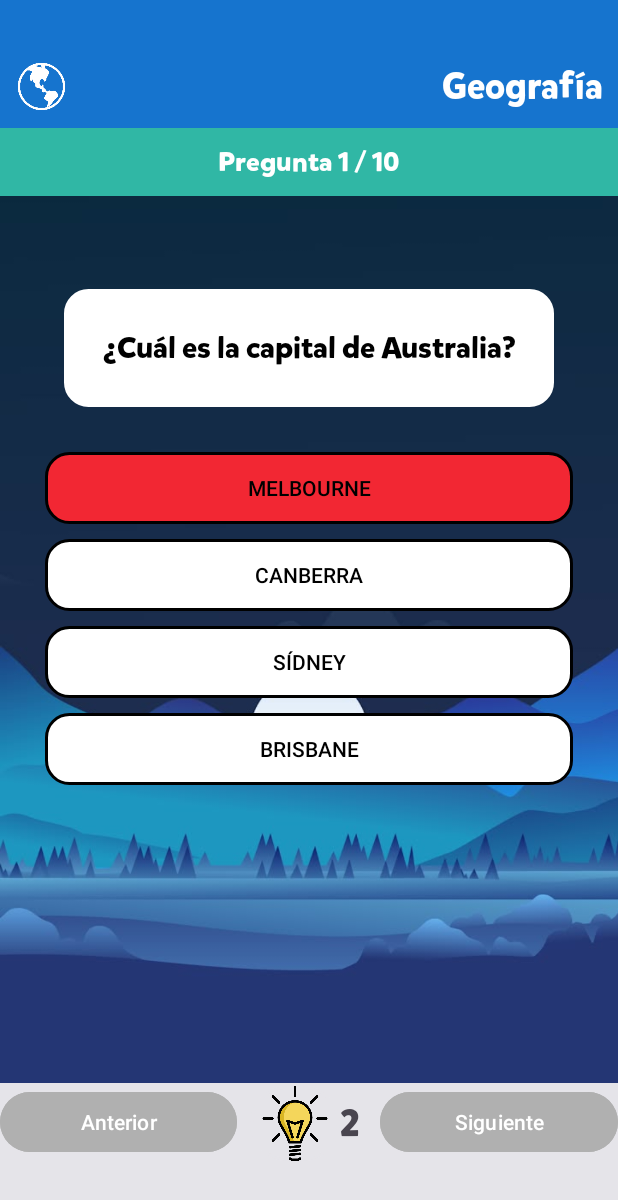
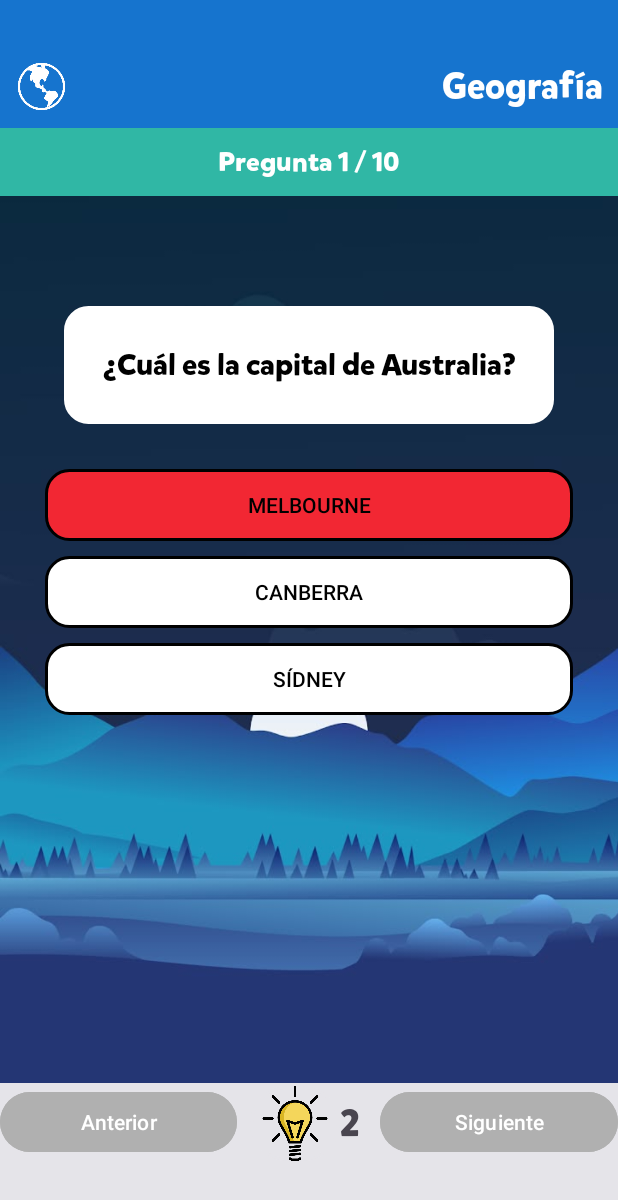
Before and after one commit to Ventthos/QuizApp-Basic, an Android app: the GameScreen screen opened directly, with no data from a screen before it, after a tap on "MELBOURNE", on a phone screen of 412 x 824 dp. Shown: the top 1200 px of the screen. Run offline under Robolectric (Android 15) with nearby library versions, the light colour scheme and no system bars; 3 other taps on this screen came first.

Commit message:
Rachas y delatar tramposos

```diff
--- a/Proyect1/app/src/main/java/com/ventthos/quizzappbasic/GameModel.kt
+++ b/Proyect1/app/src/main/java/com/ventthos/quizzappbasic/GameModel.kt
@@ -160,11 +160,12 @@ class GameModel: ViewModel() {
 
     private var selectedQuestions = listOf<QuestionForScreen>()
     private var currentQuestionIndex = 0
-    private var hintsCuantity = 0
+    private var hintsCuantity = -1
+    private var streak = 0
 
     fun selectQuestions(quantity: Int, numberOfAnswers: Int, category: Category? = null ) {
 
-        if(selectedQuestions.size != 0)
+        if(selectedQuestions.isNotEmpty())
             return
 
         var questionsQuantity = quantity
@@ -192,7 +193,6 @@ class GameModel: ViewModel() {
         selectedQuestions = listOfSelectedQuestions
     }
 
-
     val currentQuestion: QuestionForScreen
         get() = selectedQuestions[currentQuestionIndex]
 
@@ -201,7 +201,10 @@ class GameModel: ViewModel() {
 
     var HintsCuantity: Int
         get() = hintsCuantity
-        set(value) = if (value >= 0) hintsCuantity = value else throw IllegalArgumentException("Numero invalido de pistas")
+        set(value){
+             if (value >= 0) hintsCuantity = value
+            else throw IllegalArgumentException("Numero invalido de pistas")
+        }
 
     fun nextQuestion(){
         currentQuestionIndex = (currentQuestionIndex+1)% selectedQuestions.size
@@ -211,4 +214,19 @@ class GameModel: ViewModel() {
         currentQuestionIndex = (currentQuestionIndex - 1 + selectedQuestions.size)% selectedQuestions.size
     }
 
+    fun addToStreak(isCorrect: Boolean){
+        if(!isCorrect){
+            streak = 0
+            return
+        }
+
+        streak += 1
+        if(streak >=2){
+            hintsCuantity += 1
+            streak = 0
+        }
+    }
+
+
+
 }
--- a/Proyect1/app/src/main/java/com/ventthos/quizzappbasic/GameScreen.kt
+++ b/Proyect1/app/src/main/java/com/ventthos/quizzappbasic/GameScreen.kt
@@ -3,6 +3,7 @@ package com.ventthos.quizzappbasic
 import android.graphics.Color
 import android.os.Bundle
 import android.util.Log
+import android.view.View
 import android.widget.Button
 import android.widget.ImageButton
 import android.widget.ImageView
@@ -31,10 +32,13 @@ class GameScreen : AppCompatActivity() {
     private lateinit var header: LinearLayout
     private lateinit var hintButton: ImageButton
     private lateinit var hintsAvailable: TextView
+    private lateinit var hintInformer: ImageView
 
     private val numberOfQuestions = 10
-    private val answersPerQuestion = 4
-    private val numberOfHints = 3
+    private val answersPerQuestion = 3
+
+    private val maximumOfHints = 3
+    private val numberOfHints = maximumOfHints
 
     override fun onCreate(savedInstanceState: Bundle?) {
         super.onCreate(savedInstanceState)
@@ -52,9 +56,13 @@ class GameScreen : AppCompatActivity() {
         header = findViewById(R.id.header)
         hintButton = findViewById(R.id.hintButton)
         hintsAvailable = findViewById(R.id.hintsAvailable)
+        hintInformer = findViewById(R.id.hintInformer)
+
+        if(quizzAppModel.HintsCuantity == -1){
+            quizzAppModel.HintsCuantity = numberOfHints
+        }
 
         quizzAppModel.selectQuestions(numberOfQuestions, answersPerQuestion)
-        quizzAppModel.HintsCuantity = numberOfHints
 
         prepareField()
         changeQuestion()
@@ -84,6 +92,9 @@ class GameScreen : AppCompatActivity() {
         categoryImage.setImageResource(currentQuestion.question.category.image)
         header.setBackgroundColor(ContextCompat.getColor(this, currentQuestion.question.category.colorCode))
         categoryText.setText(currentQuestion.question.category.categoryText)
+
+        showCheater()
+
         //Cambiar esto por un R string
         questionCounterText.text = "Pregunta ${quizzAppModel.CurrentQuestionIndex+1} / ${numberOfQuestions}"
 
@@ -98,6 +109,14 @@ class GameScreen : AppCompatActivity() {
         changeSylesAnswers()
     }
 
+    fun showCheater(){
+        if(quizzAppModel.currentQuestion.optionsWithHint.isEmpty()){
+            hintInformer.visibility = View.INVISIBLE
+            return
+        }
+        hintInformer.visibility = View.VISIBLE
+    }
+
     fun changeNextQuestion(){
         quizzAppModel.nextQuestion()
         changeQuestion()
@@ -108,12 +127,18 @@ class GameScreen : AppCompatActivity() {
         changeQuestion()
     }
 
-    fun registerAnswer(index: Int){
+    fun registerAnswer(index: Int, hint: Boolean = false){
         if(quizzAppModel.currentQuestion.question.answered)
             return
 
         quizzAppModel.currentQuestion.question.answered = true
         quizzAppModel.currentQuestion.question.answerGottenIndex = index
+
+        if(!hint){
+            quizzAppModel.addToStreak(quizzAppModel.currentQuestion.question.answerIndex == index)
+            hintsAvailable.text = "${quizzAppModel.HintsCuantity}"
+        }
+
         changeSylesAnswers()
     }
 
@@ -123,11 +148,14 @@ class GameScreen : AppCompatActivity() {
             if(optionButton !is Button)
                 return
 
+            optionButton.isEnabled = true
+
             if(optionButton.tag !in quizzAppModel.currentQuestion.optionsWithHint){
                 optionButton.setBackgroundResource(R.drawable.rounded_layer_container)
                 continue
             }
             optionButton.setBackgroundResource(R.drawable.rounded_layer_container_gray)
+            optionButton.isEnabled = false
         }
 
         if(!quizzAppModel.currentQuestion.question.answered)
@@ -156,13 +184,14 @@ class GameScreen : AppCompatActivity() {
         currentQuestion.optionsWithHint.add(hint)
 
         if(possibleHints.size == 1){
-            registerAnswer(currentQuestion.question.answerIndex)
+            registerAnswer(currentQuestion.question.answerIndex, true)
         }
 
         quizzAppModel.HintsCuantity -= 1
+        hintsAvailable.text = "${quizzAppModel.HintsCuantity}"
 
-        hintsAvailable.text = "${quizzAppModel.HintsCuantity}"
         changeSylesAnswers()
+        showCheater()
+    }
 
-    }
 }
--- a/Proyect1/app/src/main/res/layout/activity_game_screen.xml
+++ b/Proyect1/app/src/main/res/layout/activity_game_screen.xml
@@ -87,7 +87,7 @@
                 android:layout_height="0dp"
                 android:layout_weight="1"/>
 
-            <LinearLayout
+            <FrameLayout
 
                 android:layout_width="wrap_content"
                 android:layout_height="wrap_content"
@@ -109,7 +109,15 @@
                     android:textAlignment="center"
                     />
 
-            </LinearLayout>
+                <ImageView
+                    android:id="@+id/hintInformer"
+                    android:layout_width="25dp"
+                    android:layout_height="25dp"
+                    android:layout_gravity="end|bottom"
+                    android:src="@drawable/hint_icon"
+                    />
+
+            </FrameLayout>
 
 
             <LinearLayout
```
